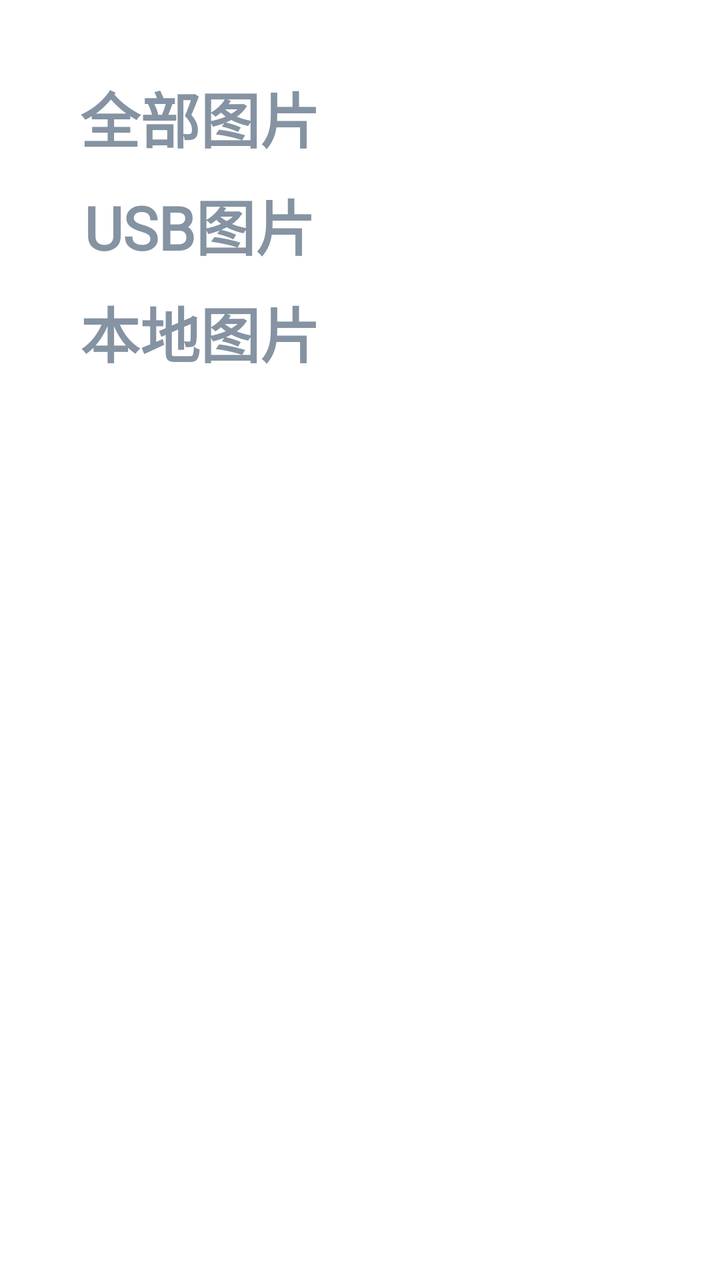
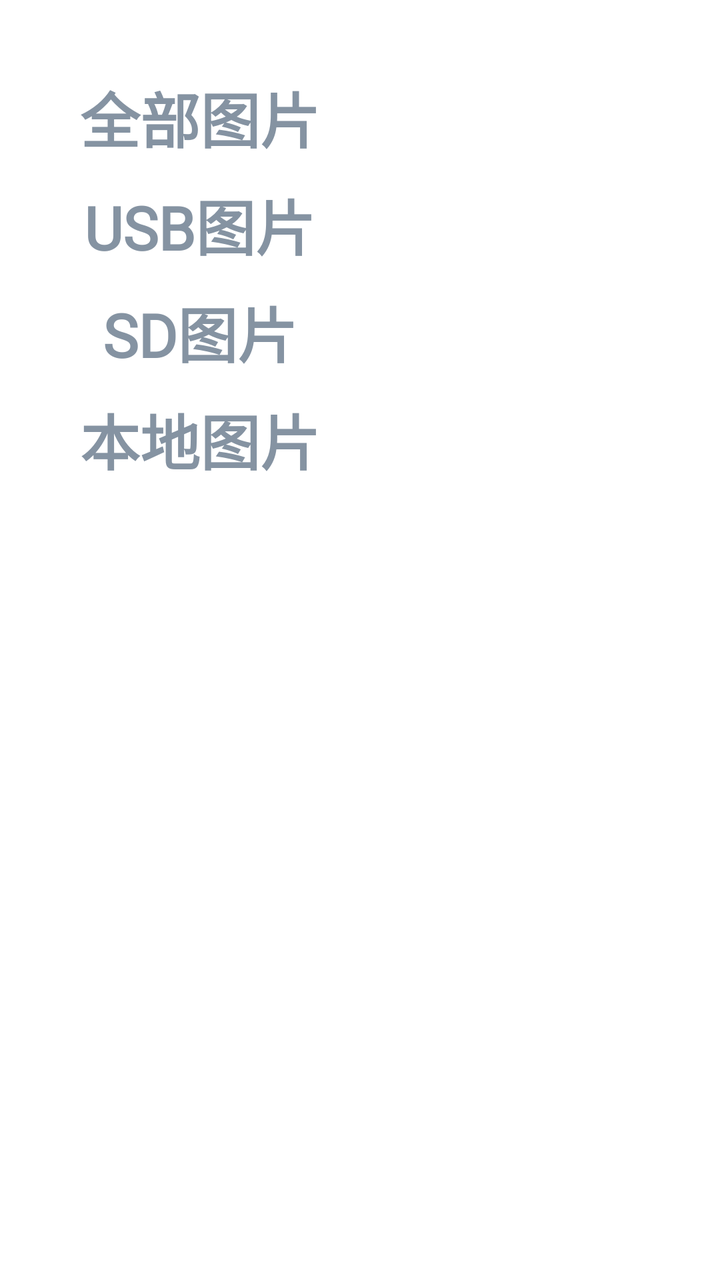

Screens rendered from an Android XML layout before and after an edit, with the pre-edit source and the edit as a unified diff.
<!-- AndroidManifest.xml: application theme AppTheme -->
<!-- res/layout/activity_main.xml -->
<?xml version="1.0" encoding="utf-8"?>
<LinearLayout xmlns:android="http://schemas.android.com/apk/res/android"
    xmlns:app="http://schemas.android.com/apk/res-auto"
    android:layout_width="match_parent"
    android:layout_height="match_parent"
    android:orientation="horizontal"
    android:paddingTop="80px">

    <LinearLayout
        android:layout_width="200dp"
        android:layout_height="match_parent"
        android:gravity="center_horizontal"
        android:orientation="vertical">

        <TextView
            android:id="@+id/tv_all_picture"
            android:layout_width="wrap_content"
            android:layout_height="wrap_content"
            android:layout_marginTop="10dp"
            android:fontFamily="@font/alibabapuhuiti_3_65_medium"
            android:text="全部图片"
            android:textColor="@color/color_8593A2"
            android:textSize="30sp"
            android:textStyle="bold" />

        <TextView
            android:id="@+id/tv_usb_picture"
            android:layout_width="wrap_content"
            android:layout_height="wrap_content"
            android:layout_marginTop="10dp"
            android:fontFamily="@font/alibabapuhuiti_3_65_medium"
            android:text="USB图片"
            android:textColor="@color/color_8593A2"
            android:textSize="30sp"
            android:textStyle="bold" />

        <TextView
            android:id="@+id/tv_local_picture"
            android:layout_width="wrap_content"
            android:layout_height="wrap_content"
            android:layout_marginTop="10dp"
            android:fontFamily="@font/alibabapuhuiti_3_65_medium"
            android:text="本地图片"
            android:textColor="@color/color_8593A2"
            android:textSize="30sp"
            android:textStyle="bold" />

    </LinearLayout>


    <androidx.recyclerview.widget.RecyclerView
        android:id="@+id/rv_picture"
        android:layout_width="match_parent"
        android:layout_height="match_parent"
        android:orientation="vertical" />


</LinearLayout>
<!-- resources referenced by this layout -->
<resources>
  <color name="color_8593A2">#8593A2</color>
  <style name="AppTheme" parent="Theme.AppCompat.Light.NoActionBar">
  
          <item name="colorPrimary">@color/color_transparent</item>
          <item name="colorPrimaryDark">@color/color_transparent</item>
          <item name="colorAccent">@color/color_transparent</item>
          <item name="android:windowBackground">@color/white</item>
  
          <item name="android:windowTranslucentNavigation">false</item>
          <item name="android:windowTranslucentStatus">false</item>
          <item name="android:windowIsTranslucent">false</item>
  
          <item name="android:windowAnimationStyle">@style/Animation</item>
  
      </style>
  <color name="color_transparent">#00000000</color>
  <color name="white">#FFFFFFFF</color>
  <style name="Animation">
          <item name="android:activityOpenEnterAnimation">@null</item>
          <item name="android:activityOpenExitAnimation">@null</item>
          <item name="android:activityCloseEnterAnimation">@null</item>
          <item name="android:activityCloseExitAnimation">@null</item>
          <item name="android:taskOpenEnterAnimation">@null</item>
          <item name="android:taskOpenExitAnimation">@null</item>
          <item name="android:taskCloseEnterAnimation">@null</item>
          <item name="android:taskCloseExitAnimation">@null</item>
          <item name="android:taskToFrontEnterAnimation">@null</item>
          <item name="android:taskToFrontExitAnimation">@null</item>
          <item name="android:taskToBackEnterAnimation">@null</item>
          <item name="android:taskToBackExitAnimation">@null</item>
      </style>
</resources>

<!-- the commit's change to res/layout/activity_main.xml (unified diff, before → after) -->
@@ -35,6 +35,17 @@
             android:textStyle="bold" />
 
         <TextView
+            android:id="@+id/tv_sd_picture"
+            android:layout_width="wrap_content"
+            android:layout_height="wrap_content"
+            android:layout_marginTop="10dp"
+            android:fontFamily="@font/alibabapuhuiti_3_65_medium"
+            android:text="SD图片"
+            android:textColor="@color/color_8593A2"
+            android:textSize="30sp"
+            android:textStyle="bold" />
+
+        <TextView
             android:id="@+id/tv_local_picture"
             android:layout_width="wrap_content"
             android:layout_height="wrap_content"
